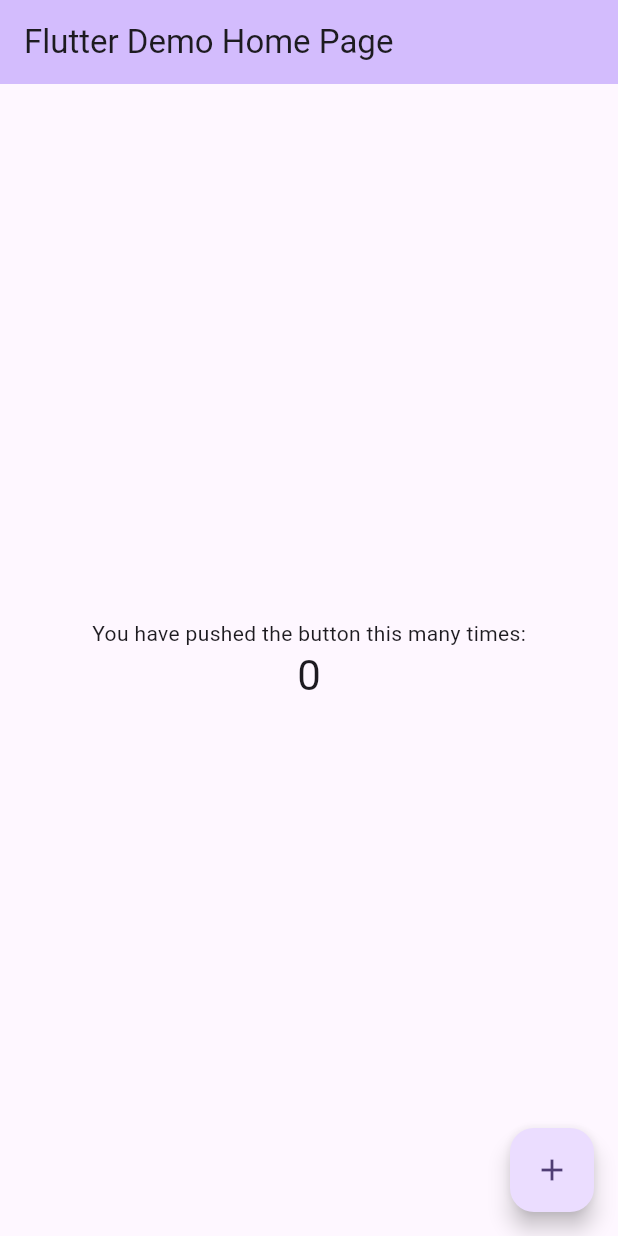
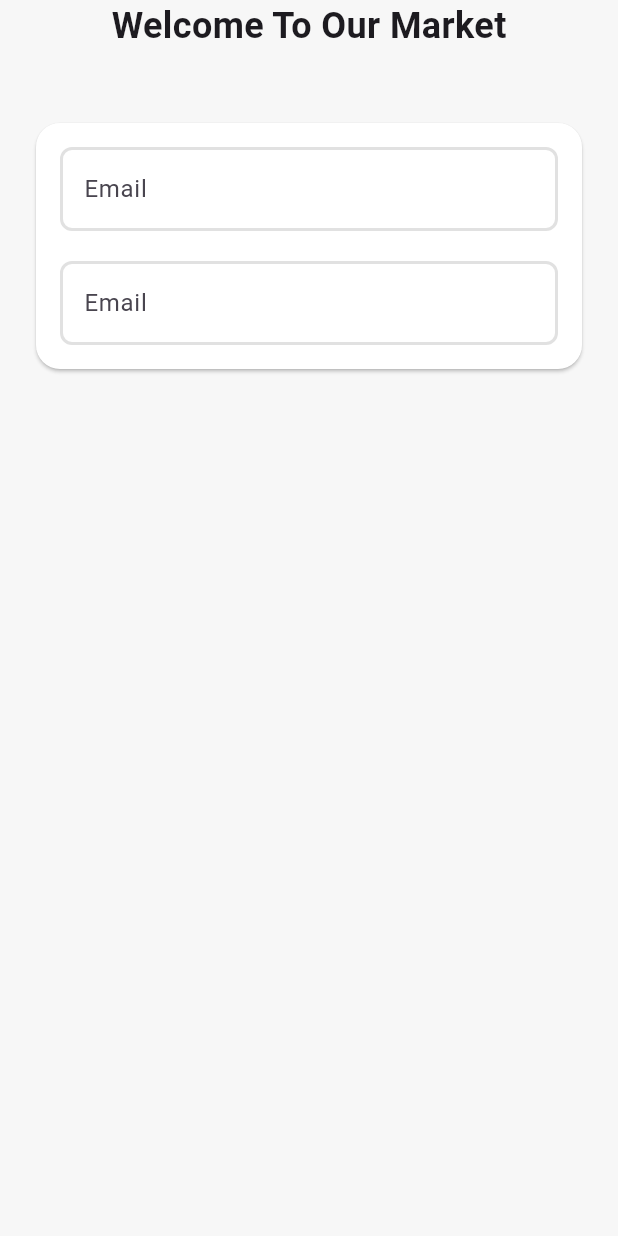
Before and after one commit to menna-adel10/our_market, a Flutter app: the screen it shows after launch, on a phone screen of 412 x 824 dp. Run offline on Flutter 3.47's test engine with Material 3 defaults, Android fonts, the phone set to English and light mode, and no system bars.

Commit message:
create login view and custom text field

```diff
--- a/lib/core/app_colors.dart
+++ b/lib/core/app_colors.dart
@@ -1,7 +1,12 @@
 import 'dart:ui';
 import 'package:flutter/material.dart';
-class AppColors{
+import 'package:flutter/material.dart';
 
-  //static const Color kPrimaryColor = color(0xFF4C68FF);
-
+class AppColors {
+  static const Color kPrimaryColor = Color(0xFF4C68FF);
+  static const Color kScaffoldColor = Color(0xffF7F7F7);
+  static const Color kBordersideColor = Color(0xffE1E1E1);
+  static const Color kWhiteColor = Color(0xFFffffff);
+  static const Color kBlackColor = Color(0xFF17162B);
+  static const Color kGreyColor = Colors.grey;
 }
--- a/lib/main.dart
+++ b/lib/main.dart
@@ -1,3 +1,5 @@
+import 'package:e_commerce/core/app_colors.dart';
+import 'package:e_commerce/views/login_view.dart';
 import 'package:flutter/material.dart';
 
 void main() {
@@ -11,84 +13,13 @@ class MyApp extends StatelessWidget {
   @override
   Widget build(BuildContext context) {
     return MaterialApp(
-      title: 'Flutter Demo',
+      debugShowCheckedModeBanner: false,
+      title: 'Our Market',
       theme: ThemeData(
-        colorScheme: ColorScheme.fromSeed(seedColor: Colors.deepPurple),
+        scaffoldBackgroundColor: AppColors.kScaffoldColor,
         useMaterial3: true,
       ),
-      home: const MyHomePage(title: 'Flutter Demo Home Page'),
+      home: LoginView(),
     );
   }
 }
-
-class MyHomePage extends StatefulWidget {
-  const MyHomePage({super.key, required this.title});
-  final String title;
-
-  @override
-  State<MyHomePage> createState() => _MyHomePageState();
-}
-
-class _MyHomePageState extends State<MyHomePage>{
-  int _counter = 0;
-
-  void _incrementCounter() {
-    setState(() {
-      _counter++;
-    });
-  }
-
-  @override
-  Widget build(BuildContext context) {
-    // This method is rerun every time setState is called, for instance as done
-    // by the _incrementCounter method above.
-    // The Flutter framework has been optimized to make rerunning build methods
-    // fast, so that you can just rebuild anything that needs updating rather
-    // than having to individually change instances of widgets.
-    return Scaffold(
-      appBar: AppBar(
-        // TRY THIS: Try changing the color here to a specific color (to
-        // Colors.amber, perhaps?) and trigger a hot reload to see the AppBar
-        // change color while the other colors stay the same.
-        backgroundColor: Theme.of(context).colorScheme.inversePrimary,
-        // Here we take the value from the MyHomePage object that was created by
-        // the App.build method, and use it to set our appbar title.
-        title: Text(widget.title),
-      ),
-      body: Center(
-        // Center is a layout widget. It takes a single child and positions it
-        // in the middle of the parent.
-        child: Column(
-          // Column is also a layout widget. It takes a list of children and
-          // arranges them vertically. By default, it sizes itself to fit its
-          // children horizontally, and tries to be as tall as its parent.
-          //
-          // Column has various properties to control how it sizes itself and
-          // how it positions its children. Here we use mainAxisAlignment to
-          // center the children vertically; the main axis here is the vertical
-          // axis because Columns are vertical (the cross axis would be
-          // horizontal).
-          //
-          // TRY THIS: Invoke "debug painting" (choose the "Toggle Debug Paint"
-          // action in the IDE, or press "p" in the console), to see the
-          // wireframe for each widget.
-          mainAxisAlignment: MainAxisAlignment.center,
-          children: <Widget>[
-            const Text(
-              'You have pushed the button this many times:',
-            ),
-            Text(
-              '$_counter',
-              style: Theme.of(context).textTheme.headlineMedium,
-            ),
-          ],
-        ),
-      ),
-      floatingActionButton: FloatingActionButton(
-        onPressed: _incrementCounter,
-        tooltip: 'Increment',
-        child: const Icon(Icons.add),
-      ), // This trailing comma makes auto-formatting nicer for build methods.
-    );
-  }
-}
--- /dev/null
+++ b/lib/views/login_view.dart
@@ -0,0 +1,97 @@
+
+import 'package:flutter/material.dart';
+
+import '../core/app_colors.dart';
+
+class LoginView extends StatelessWidget {
+  const LoginView({super.key});
+
+  @override
+  Widget build(BuildContext context) {
+    return Scaffold(
+      body: SafeArea(child:
+      Center(
+        child: Column(
+          children: [
+            Text("Welcome To Our Market",
+              style: TextStyle(
+                fontSize: 24,
+                fontWeight: FontWeight.bold,
+              ),),
+            SizedBox(
+              height: 24,
+            ),
+            Card(
+              margin: EdgeInsets.all(24),
+              color: AppColors.kWhiteColor,
+              shape: RoundedRectangleBorder(
+                borderRadius: BorderRadius.all(Radius.circular(16),),
+              ),
+              child: Padding(
+                padding: const EdgeInsets.all(16.0),
+                child: Column(
+                  children: [
+                    CustomTextField(labelText: 'Email',),
+                    SizedBox(
+                      height: 20,
+                    ),
+                    CustomTextField(labelText: 'password',
+                      isSecured: true,
+                      suffixIcon: IconButton(onPressed: (){}, icon: Icon(Icons.visibility_off)),
+                    ),
+
+
+                  ],
+                ),
+              ),
+            ),
+          ],
+        ),
+      ),
+      ),
+    );
+  }
+}
+
+class CustomTextField extends StatelessWidget {
+  const CustomTextField({
+    super.key, required this.labelText, this.suffixIcon, this.isSecured = false,
+  });
+
+  final String labelText;
+  final Widget? suffixIcon;
+  final bool isSecured;
+
+  @override
+  Widget build(BuildContext context) {
+    return TextFormField(
+      obscureText: isSecured,
+      obscuringCharacter: "*",
+      validator: (value){
+        if(value == null || value.isEmpty){
+          return "This Field is Required ";
+        }
+        return null;
+      },
+      keyboardType: TextInputType.emailAddress,
+      decoration: InputDecoration(
+        labelText: "Email",
+        border: OutlineInputBorder(
+          borderSide: BorderSide(
+            color: AppColors.kBordersideColor,
+            width: 2,
+          ),
+          borderRadius: BorderRadius.circular(8),
+        ),
+        enabledBorder: OutlineInputBorder(
+          borderSide: BorderSide(
+            color: AppColors.kBordersideColor,
+            width: 2,
+          ),
+          borderRadius: BorderRadius.circular(8),
+        ),
+      ),
+
+    );
+  }
+}
```
